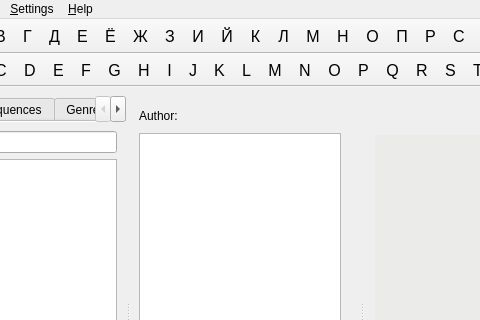
Qt form mainwindow.ui (md2/pyhomelib) before a commit; both pictures show x 106 to 586 and y 0 to 320 of the 691 by 534 pixel window.
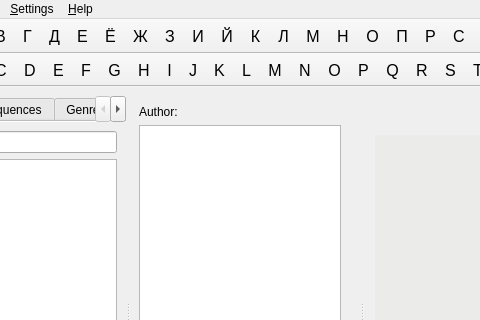
The same form after that commit. Icons and pictures are not drawn. Custom widgets are drawn as their Qt base class.

Commit message: use stylesheet instead of 'palette' and 'font' properties

```diff
--- a/mainwindow.ui
+++ b/mainwindow.ui
@@ -377,50 +377,6 @@
            </item>
            <item>
             <widget class="QLabel" name="authorTitleLabel">
-             <property name="palette">
-              <palette>
-               <active>
-                <colorrole role="WindowText">
-                 <brush brushstyle="SolidPattern">
-                  <color alpha="255">
-                   <red>0</red>
-                   <green>0</green>
-                   <blue>127</blue>
-                  </color>
-                 </brush>
-                </colorrole>
-               </active>
-               <inactive>
-                <colorrole role="WindowText">
-                 <brush brushstyle="SolidPattern">
-                  <color alpha="255">
-                   <red>0</red>
-                   <green>0</green>
-                   <blue>127</blue>
-                  </color>
-                 </brush>
-                </colorrole>
-               </inactive>
-               <disabled>
-                <colorrole role="WindowText">
-                 <brush brushstyle="SolidPattern">
-                  <color alpha="255">
-                   <red>146</red>
-                   <green>145</green>
-                   <blue>144</blue>
-                  </color>
-                 </brush>
-                </colorrole>
-               </disabled>
-              </palette>
-             </property>
-             <property name="font">
-              <font>
-               <pointsize>14</pointsize>
-               <weight>75</weight>
-               <bold>true</bold>
-              </font>
-             </property>
              <property name="text">
               <string/>
              </property>
```
Left out of the diff: 176 changed lines with no effect on the pictures. The commit also changes 5 other files.
